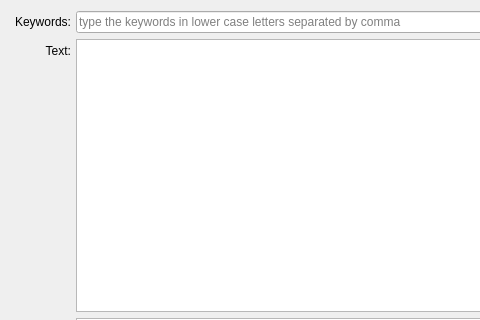
Above: gui/ui_dialog_question.ui from thiago-marcilon/latexExamBuilder before the change; both pictures show x 0 to 480 and y 0 to 320 of the 705 by 600 pixel window. Below: the same form after it.
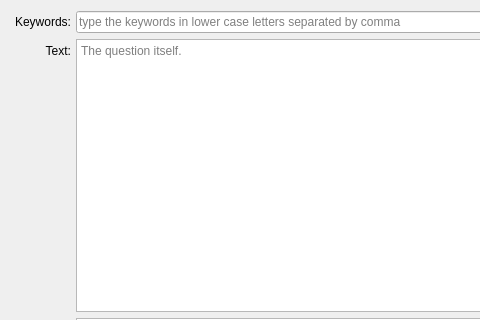
That is the form after the change.

Commit message:
- Fixed "What's this" for some fields in the profile creation and edition window.
- Added "What's this" for fields in the question creation and edition window.

The edit to the form file:
```diff
--- a/gui/ui_dialog_question.ui
+++ b/gui/ui_dialog_question.ui
@@ -116,6 +116,12 @@
            <height>200</height>
           </size>
          </property>
+         <property name="whatsThis">
+          <string>The question itself.</string>
+         </property>
+         <property name="placeholderText">
+          <string>The question itself.</string>
+         </property>
         </widget>
        </item>
        <item row="2" column="0">
```
Left out of the diff: 21 changed lines with no effect on the pictures. The commit also changes 3 other files.
